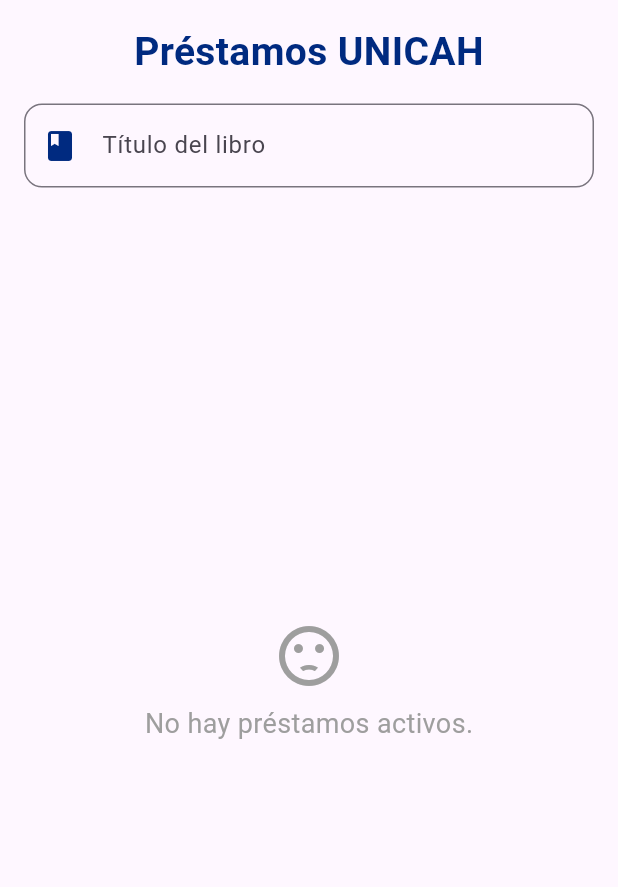
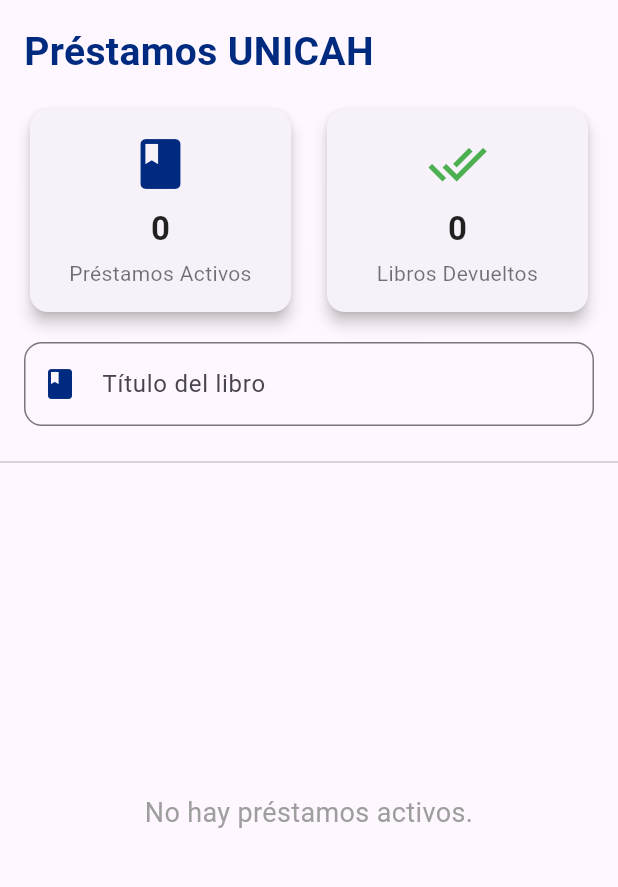
Before and after one commit to xEdwardP/MyUni, a Flutter app: the LoansScreen screen opened by its route, on a phone screen of 412 x 824 dp, the part 84-971 px from its top. Run offline on Flutter 3.47's test engine with Material 3 defaults, Android fonts, the phone set to English and light mode, and no system bars; our stand-ins replace google_fonts; accounts and stored records are empty.

Commit message:
Changes to loans_screen

```diff
--- a/lib/screens/loans_screen.dart
+++ b/lib/screens/loans_screen.dart
@@ -8,8 +8,9 @@ class LoansScreen extends StatefulWidget {
 }
 
 class _LoansScreenState extends State<LoansScreen> {
-  // Lista de libros prestados
   final List<Map<String, String>> loanedBooks = [];
+  int returnedBooksCount = 0; // Contador de libros devueltos.
+  final TextEditingController bookTitleController = TextEditingController();
 
   @override
   Widget build(BuildContext context) {
@@ -46,8 +47,8 @@ class _LoansScreenState extends State<LoansScreen> {
       ),
       drawer: CustomDrawer(),
       body: Column(
+        crossAxisAlignment: CrossAxisAlignment.start,
         children: [
-          // Título "Préstamos UNICAH".
           Padding(
             padding: const EdgeInsets.all(16.0),
             child: Text(
@@ -57,13 +58,33 @@ class _LoansScreenState extends State<LoansScreen> {
                 fontWeight: FontWeight.bold,
                 color: AppColors.primary,
               ),
-              textAlign: TextAlign.center,
             ),
           ),
-          // Campo para registrar un nuevo préstamo.
+          Padding(
+            padding: const EdgeInsets.symmetric(horizontal: 16.0),
+            child: Row(
+              children: [
+                _buildStatCard(
+                  'Préstamos Activos',
+                  loanedBooks.length.toString(),
+                  Icons.book,
+                  AppColors.primary,
+                ),
+                SizedBox(width: 16),
+                _buildStatCard(
+                  'Libros Devueltos',
+                  returnedBooksCount.toString(),
+                  Icons.done_all,
+                  Colors.green,
+                ),
+              ],
+            ),
+          ),
+          SizedBox(height: 16),
           Padding(
             padding: const EdgeInsets.symmetric(horizontal: 16.0),
             child: TextField(
+              controller: bookTitleController,
               decoration: InputDecoration(
                 labelText: 'Título del libro',
                 border: OutlineInputBorder(
@@ -79,12 +100,10 @@ class _LoansScreenState extends State<LoansScreen> {
             ),
           ),
           SizedBox(height: 16),
-          // Subtítulo para la lista de préstamos.
+          Divider(),
           if (loanedBooks.isNotEmpty)
             Padding(
               padding: const EdgeInsets.symmetric(horizontal: 16.0),
-              child: Align(
-                alignment: Alignment.centerLeft,
               child: Text(
                 'Préstamos Activos',
                 style: TextStyle(
@@ -94,8 +113,6 @@ class _LoansScreenState extends State<LoansScreen> {
                 ),
               ),
             ),
-            ),
-          // Historial de préstamos activos.
           Expanded(
             child: loanedBooks.isNotEmpty
                 ? ListView.builder(
@@ -117,7 +134,7 @@ class _LoansScreenState extends State<LoansScreen> {
                             style: TextStyle(fontWeight: FontWeight.bold),
                           ),
                           subtitle: Text(
-                              'Prestatario: ${loan['borrower']}\nDías: ${loan['days']}'),
+                              'Nombre: ${loan['studentName']}\nN° de Cuenta: ${loan['accountNumber']}\nDías: ${loan['days']}'),
                           trailing: IconButton(
                             icon: Icon(Icons.undo, color: Colors.red),
                             onPressed: () {
@@ -129,17 +146,10 @@ class _LoansScreenState extends State<LoansScreen> {
                     },
                   )
                 : Center(
-                    child: Column(
-                      mainAxisAlignment: MainAxisAlignment.center,
-                      children: [
-                        Icon(Icons.sentiment_dissatisfied,
-                            size: 48, color: Colors.grey),
-                        SizedBox(height: 8),
-                        Text(
+                    child: Text(
                       'No hay préstamos activos.',
                       style: TextStyle(fontSize: 18, color: Colors.grey),
-                        ),
-                      ],
+                      textAlign: TextAlign.center,
                     ),
                   ),
           ),
@@ -148,11 +158,44 @@ class _LoansScreenState extends State<LoansScreen> {
     );
   }
 
-  // Diálogo para registrar un nuevo préstamo.
+  Widget _buildStatCard(
+      String title, String value, IconData icon, Color color) {
+    return Expanded(
+      child: Card(
+        elevation: 4,
+        shape: RoundedRectangleBorder(borderRadius: BorderRadius.circular(12)),
+        child: Padding(
+          padding: const EdgeInsets.all(16.0),
+          child: Column(
+            mainAxisAlignment: MainAxisAlignment.center,
+            children: [
+              Icon(icon, size: 40, color: color),
+              SizedBox(height: 8),
+              Text(
+                value,
+                style: TextStyle(
+                  fontSize: 22,
+                  fontWeight: FontWeight.bold,
+                  color: Colors.black87,
+                ),
+              ),
+              SizedBox(height: 4),
+              Text(
+                title,
+                style: TextStyle(fontSize: 14, color: Colors.black54),
+                textAlign: TextAlign.center,
+              ),
+            ],
+          ),
+        ),
+      ),
+    );
+  }
+
   void _showLoanDialog(BuildContext context, String bookTitle) {
-    final TextEditingController borrowerController = TextEditingController();
-    final TextEditingController loanDurationController =
-        TextEditingController();
+    final accountNumberController = TextEditingController();
+    final studentNameController = TextEditingController();
+    final loanDurationController = TextEditingController();
 
     showDialog(
       context: context,
@@ -173,9 +216,19 @@ class _LoansScreenState extends State<LoansScreen> {
             ),
             SizedBox(height: 16),
             TextField(
-              controller: borrowerController,
+              controller: studentNameController,
               decoration: InputDecoration(
-                labelText: 'Nombre del prestatario',
+                labelText: 'Nombre',
+                border: OutlineInputBorder(
+                  borderRadius: BorderRadius.circular(12),
+                ),
+              ),
+            ),
+            SizedBox(height: 16),
+            TextField(
+              controller: accountNumberController,
+              decoration: InputDecoration(
+                labelText: 'N° de Cuenta',
                 border: OutlineInputBorder(
                   borderRadius: BorderRadius.circular(12),
                 ),
@@ -196,15 +249,18 @@ class _LoansScreenState extends State<LoansScreen> {
         ),
         actions: [
           TextButton(
-            onPressed: () => Navigator.of(context).pop(), // Cierra el diálogo.
+            onPressed: () => Navigator.of(context).pop(),
             child: Text('Cancelar'),
           ),
           ElevatedButton(
             onPressed: () {
-              final borrower = borrowerController.text;
+              final accountNumber = accountNumberController.text;
+              final studentName = studentNameController.text;
               final loanDuration = loanDurationController.text;
 
-              if (borrower.isEmpty || loanDuration.isEmpty) {
+              if (accountNumber.isEmpty ||
+                  studentName.isEmpty ||
+                  loanDuration.isEmpty) {
                 ScaffoldMessenger.of(context).showSnackBar(
                   SnackBar(
                       content: Text('Por favor, completa todos los campos')),
@@ -212,26 +268,26 @@ class _LoansScreenState extends State<LoansScreen> {
                 return;
               }
 
-              // Agrega el préstamo al historial de préstamos activos.
               setState(() {
                 loanedBooks.add({
                   'bookTitle': bookTitle,
-                  'borrower': borrower,
+                  'studentName': studentName,
+                  'accountNumber': accountNumber,
                   'days': loanDuration,
                 });
+                bookTitleController.clear(); // Limpia el campo del título.
               });
 
-              // Muestra un mensaje de confirmación.
               ScaffoldMessenger.of(context).showSnackBar(
                 SnackBar(
                   content: Text(
-                      'Préstamo confirmado: $bookTitle a $borrower por $loanDuration días.'),
+                      'Préstamo confirmado: $bookTitle al alumno ${studentName} con número de cuenta $accountNumber por $loanDuration días.'),
                   backgroundColor: Colors.green,
                   duration: Duration(seconds: 3),
                 ),
               );
 
-              Navigator.of(context).pop(); // Cierra el diálogo.
+              Navigator.of(context).pop();
             },
             child: Text('Registrar'),
           ),
@@ -240,15 +296,14 @@ class _LoansScreenState extends State<LoansScreen> {
     );
   }
 
-  // Función para devolver un libro.
   void _returnBook(int index) {
     setState(() {
       final returnedBook = loanedBooks.removeAt(index);
-      // Muestra un mensaje de confirmación de devolución.
+      returnedBooksCount++; // Incrementa el contador de libros devueltos.
       ScaffoldMessenger.of(context).showSnackBar(
         SnackBar(
           content: Text(
-              'Libro devuelto: ${returnedBook['bookTitle']} por ${returnedBook['borrower']}.'),
+              'Devolución confirmada: ${returnedBook['bookTitle']} por el alumno ${returnedBook['studentName']} con número de cuenta ${returnedBook['accountNumber']}.'),
           backgroundColor: Colors.blue,
           duration: Duration(seconds: 3),
         ),
```
Lines whose indentation alone changed are shown as unchanged.
